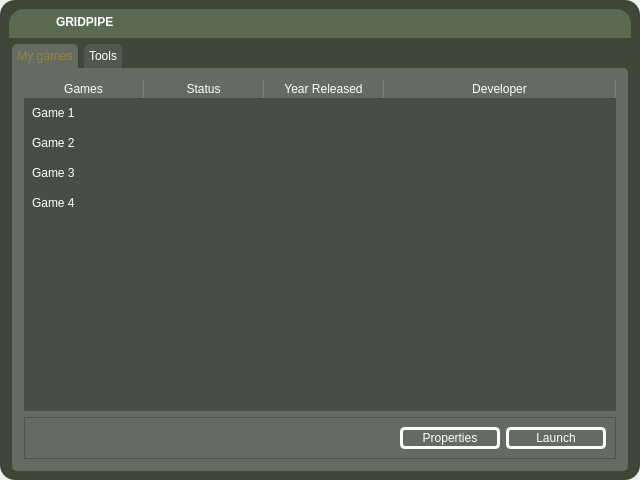
Above: UI/main_window.ui from Devrou4/Gridpipe before the change. Below: the same form after it.
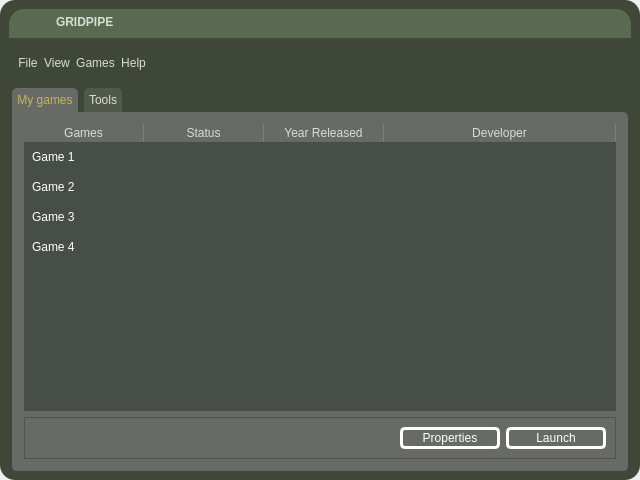
That is the form after the change. Icons and pictures are not drawn.

Commit message: Changed some colors to be more accurate and early implementation of a custom menubar

The edit to the form file:
```diff
--- a/UI/main_window.ui
+++ b/UI/main_window.ui
@@ -67,6 +67,9 @@
        </item>
        <item>
         <widget class="QLabel" name="lb_title">
+         <property name="styleSheet">
+          <string notr="true">color: rgb(216, 222, 211);</string>
+         </property>
          <property name="text">
           <string>&lt;html&gt;&lt;head/&gt;&lt;body&gt;&lt;p&gt;&lt;span style=&quot; font-weight:700;&quot;&gt;GRIDPIPE&lt;/span&gt;&lt;/p&gt;&lt;/body&gt;&lt;/html&gt;</string>
          </property>
@@ -127,7 +130,7 @@
       </layout>
      </widget>
     </item>
-    <item row="1" column="0">
+    <item row="2" column="0">
      <widget class="QTabWidget" name="tw_tabs">
       <property name="autoFillBackground">
        <bool>false</bool>
@@ -138,7 +141,7 @@
 } 
 QTabWidget::pane {
     background-color: #f0f0f0;  /* Light grey background */
-	border: 3px solid #656a62;
+	border: 3px solid #686a65;
 	border-top-right-radius: 5px; 
 	border-bottom-right-radius: 5px; 
 	border-bottom-left-radius: 5px; 
@@ -147,7 +150,7 @@
 }
 
 QTabBar::tab {
-	color: rgb(255, 255, 255);
+	color: rgb(216, 222, 211);
 	font: 700 9pt &quot;Segoe UI&quot;;
 	background-color: rgb(81, 89, 76);
 	border-top-left-radius: 5px;
@@ -159,8 +162,8 @@
 
 QTabBar::tab:selected { 
   	
-	background-color: rgb(101, 106, 98);
-	color: rgb(150, 135, 50);
+	background-color: rgb(104, 106, 101);
+	color: rgb(196, 181, 80);
 	font: 700 9pt &quot;Segoe UI&quot;;
 	
 
@@ -171,7 +174,7 @@
       </property>
       <widget class="QWidget" name="tab_games">
        <property name="styleSheet">
-        <string notr="true">background-color: rgb(101, 106, 98);</string>
+        <string notr="true">background-color: rgb(104, 106, 101);</string>
        </property>
        <attribute name="title">
         <string>My games</string>
@@ -259,8 +262,8 @@
 }
 
 QHeaderView::section{
-	background-color: rgb(101, 106, 98);
-	color: rgb(255, 255, 255);
+	background-color: rgb(104, 106, 101);
+	color: rgb(216, 222, 211);
 	font: 700 9pt &quot;Segoe UI&quot;;
 	border-top: none;
 	border-right:1px solid qlineargradient(spread:pad, x1:0, y1:0, x2:1, y2:0, stop:0 rgba(0, 0, 0, 255), stop:1 rgba(255, 255, 255, 255));
@@ -427,6 +430,101 @@
       </widget>
      </widget>
     </item>
+    <item row="1" column="0">
+     <widget class="QWidget" name="w_menubar" native="true">
+      <layout class="QHBoxLayout" name="horizontalLayout_3">
+       <item>
+        <widget class="QPushButton" name="mpb_file">
+         <property name="styleSheet">
+          <string notr="true">QPushButton{
+border:none;
+font: 700 9pt &quot;Segoe UI&quot;;
+color: rgb(216, 222, 211);
+}
+QPushButton::hover{
+border:none;
+font: 700 9pt &quot;Segoe UI&quot;;
+	color: rgb(196, 181, 80);
+}</string>
+         </property>
+         <property name="text">
+          <string>File</string>
+         </property>
+        </widget>
+       </item>
+       <item>
+        <widget class="QPushButton" name="mpb_view">
+         <property name="styleSheet">
+          <string notr="true">QPushButton{
+border:none;
+font: 700 9pt &quot;Segoe UI&quot;;
+color: rgb(216, 222, 211);
+}
+QPushButton::hover{
+border:none;
+font: 700 9pt &quot;Segoe UI&quot;;
+	color: rgb(196, 181, 80);
+}</string>
+         </property>
+         <property name="text">
+          <string>View</string>
+         </property>
+        </widget>
+       </item>
+       <item>
+        <widget class="QPushButton" name="mpb_games">
+         <property name="styleSheet">
+          <string notr="true">QPushButton{
+border:none;
+font: 700 9pt &quot;Segoe UI&quot;;
+color: rgb(216, 222, 211);
+}
+QPushButton::hover{
+border:none;
+font: 700 9pt &quot;Segoe UI&quot;;
+	color: rgb(196, 181, 80);
+}</string>
+         </property>
+         <property name="text">
+          <string>Games</string>
+         </property>
+        </widget>
+       </item>
+       <item>
+        <widget class="QPushButton" name="mpb_help">
+         <property name="styleSheet">
+          <string notr="true">QPushButton{
+border:none;
+font: 700 9pt &quot;Segoe UI&quot;;
+color: rgb(216, 222, 211);
+}
+QPushButton::hover{
+border:none;
+font: 700 9pt &quot;Segoe UI&quot;;
+	color: rgb(196, 181, 80);
+}</string>
+         </property>
+         <property name="text">
+          <string>Help</string>
+         </property>
+        </widget>
+       </item>
+       <item>
+        <spacer name="horizontalSpacer_3">
+         <property name="orientation">
+          <enum>Qt::Orientation::Horizontal</enum>
+         </property>
+         <property name="sizeHint" stdset="0">
+          <size>
+           <width>40</width>
+           <height>20</height>
+          </size>
+         </property>
+        </spacer>
+       </item>
+      </layout>
+     </widget>
+    </item>
    </layout>
   </widget>
  </widget>
```
Left out of the diff: 20 changed lines with no effect on the pictures. The commit also changes 8 other files.
